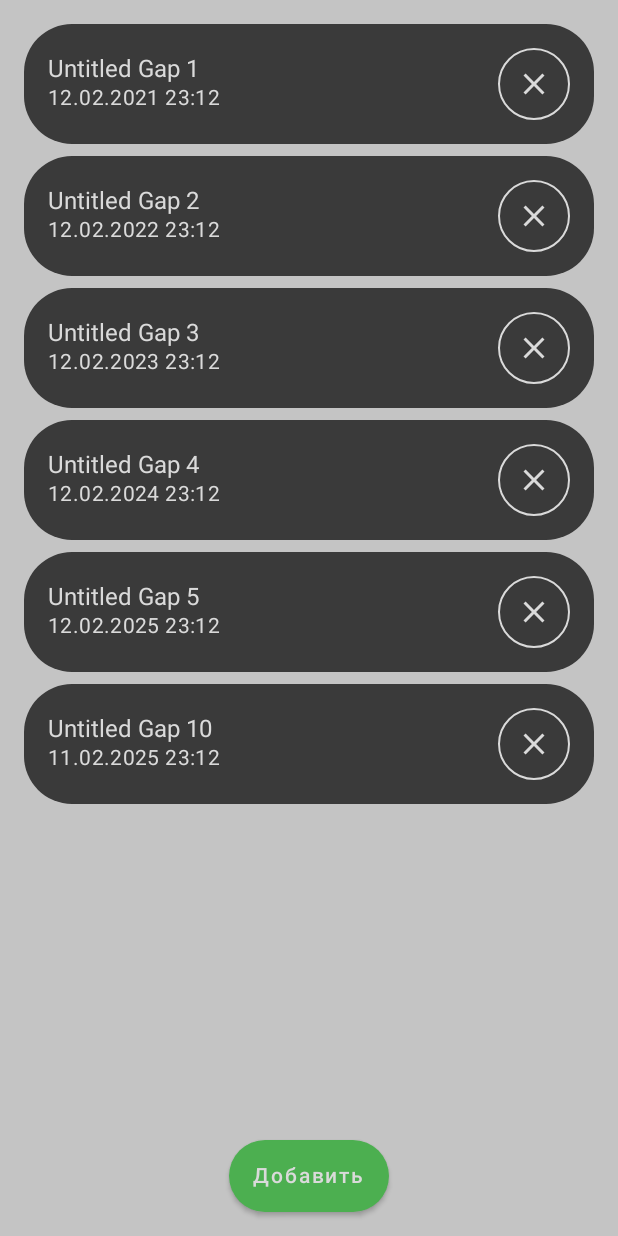
After one commit to raininforest/GapCalculator, an Android app built with Jetpack Compose: the composable GapListScreen shown on its own in the app's theme, on a phone screen of 412 x 824 dp. The commit adds this screen. Run offline under Robolectric (Android 15) with nearby library versions, the phone set to English and light mode, and no system bars.

Commit message:
implemented GapListScreen

```diff
--- a/androidGapCalc/src/main/java/com/github/raininforest/android/MainActivity.kt
+++ b/androidGapCalc/src/main/java/com/github/raininforest/android/MainActivity.kt
@@ -3,38 +3,16 @@ package com.github.raininforest.android
 import android.os.Bundle
 import androidx.activity.ComponentActivity
 import androidx.activity.compose.setContent
-import androidx.compose.foundation.layout.fillMaxSize
-import androidx.compose.material.*
-import androidx.compose.runtime.Composable
-import androidx.compose.ui.Modifier
-import androidx.compose.ui.tooling.preview.Preview
-import com.github.raininforest.Greeting
+import com.github.raininforest.android.gap.list.GapListScreen
+import com.github.raininforest.android.theme.GapCalcTheme
 
 class MainActivity : ComponentActivity() {
     override fun onCreate(savedInstanceState: Bundle?) {
         super.onCreate(savedInstanceState)
         setContent {
-            MyApplicationTheme {
-                Surface(
-                    modifier = Modifier.fillMaxSize(),
-                    color = MaterialTheme.colors.background
-                ) {
-                    GreetingView(Greeting().greet())
-                }
+            GapCalcTheme {
+                GapListScreen()
             }
         }
     }
 }
-
-@Composable
-fun GreetingView(text: String) {
-    Text(text = text)
-}
-
-@Preview
-@Composable
-fun DefaultPreview() {
-    MyApplicationTheme {
-        GreetingView("Hello, Android!")
-    }
-}
--- /dev/null
+++ b/androidGapCalc/src/main/java/com/github/raininforest/android/gap/list/GapListScreen.kt
@@ -0,0 +1,152 @@
+package com.github.raininforest.android.gap.list
+
+import android.annotation.SuppressLint
+import androidx.compose.foundation.BorderStroke
+import androidx.compose.foundation.background
+import androidx.compose.foundation.layout.Arrangement
+import androidx.compose.foundation.layout.Column
+import androidx.compose.foundation.layout.PaddingValues
+import androidx.compose.foundation.layout.Row
+import androidx.compose.foundation.layout.Spacer
+import androidx.compose.foundation.layout.fillMaxSize
+import androidx.compose.foundation.layout.fillMaxWidth
+import androidx.compose.foundation.layout.height
+import androidx.compose.foundation.layout.padding
+import androidx.compose.foundation.layout.size
+import androidx.compose.foundation.layout.wrapContentHeight
+import androidx.compose.foundation.layout.wrapContentWidth
+import androidx.compose.foundation.lazy.LazyColumn
+import androidx.compose.foundation.lazy.items
+import androidx.compose.foundation.shape.CircleShape
+import androidx.compose.foundation.shape.RoundedCornerShape
+import androidx.compose.material.Button
+import androidx.compose.material.ButtonDefaults
+import androidx.compose.material.FabPosition
+import androidx.compose.material.Icon
+import androidx.compose.material.MaterialTheme
+import androidx.compose.material.OutlinedButton
+import androidx.compose.material.Scaffold
+import androidx.compose.material.Surface
+import androidx.compose.material.Text
+import androidx.compose.material.icons.Icons
+import androidx.compose.material.icons.filled.Clear
+import androidx.compose.runtime.Composable
+import androidx.compose.ui.Alignment
+import androidx.compose.ui.Modifier
+import androidx.compose.ui.draw.clip
+import androidx.compose.ui.graphics.Color
+import androidx.compose.ui.tooling.preview.Preview
+import androidx.compose.ui.unit.dp
+import com.github.raininforest.android.theme.GapCalcTheme
+import com.github.raininforest.android.theme.green
+import com.github.raininforest.android.theme.whiteGray
+
+private const val PADDING = 16
+private const val BUTTON_HEIGHT = 48
+private const val ITEM_CORNER_RADIUS = 32
+private const val ITEM_SPACING = 8
+private const val BUTTON_STROKE_WIDTH = 1
+
+@SuppressLint("UnusedMaterialScaffoldPaddingParameter")
+@Composable
+fun GapListScreen() {
+    Scaffold(
+        content = {
+            Surface(modifier = Modifier.fillMaxSize()) {
+                GapList(gapList = getExampleList())
+            }
+        },
+        floatingActionButton = {
+            Button(
+                modifier = Modifier
+                    .height(BUTTON_HEIGHT.dp)
+                    .wrapContentWidth(),
+                onClick = { },
+                shape = RoundedCornerShape(50),
+                colors = ButtonDefaults.buttonColors(backgroundColor = green, contentColor = whiteGray)
+            ) {
+                Text(text = "Добавить")
+            }
+        },
+        floatingActionButtonPosition = FabPosition.Center
+    )
+}
+
+@Composable
+fun GapList(gapList: List<GapListItemUI>) {
+    LazyColumn(
+        contentPadding = PaddingValues(PADDING.dp),
+        verticalArrangement = Arrangement.spacedBy(ITEM_SPACING.dp),
+    ) {
+        items(
+            items = gapList,
+            key = { it.id }
+        ) {
+            GapListItem(item = it)
+        }
+    }
+}
+
+@Composable
+fun GapListItem(item: GapListItemUI) {
+    Row(
+        modifier = Modifier
+            .fillMaxWidth()
+            .wrapContentHeight()
+            .clip(RoundedCornerShape(size = ITEM_CORNER_RADIUS.dp))
+            .background(color = MaterialTheme.colors.primary)
+            .padding(all = PADDING.dp),
+        verticalAlignment = Alignment.CenterVertically
+    ) {
+        Column {
+            Text(
+                text = item.title,
+                color = MaterialTheme.colors.onPrimary,
+                style = MaterialTheme.typography.body1
+            )
+            Text(
+                text = item.date,
+                color = MaterialTheme.colors.onPrimary,
+                style = MaterialTheme.typography.body2
+            )
+        }
+        Spacer(
+            modifier = Modifier
+                .weight(1f)
+                .background(Color.Red)
+        )
+        OutlinedButton(
+            onClick = {},
+            shape = CircleShape,
+            modifier = Modifier.size(BUTTON_HEIGHT.dp),
+            contentPadding = PaddingValues(0.dp),
+            border = BorderStroke(BUTTON_STROKE_WIDTH.dp, MaterialTheme.colors.onPrimary),
+            colors = ButtonDefaults.buttonColors(contentColor = MaterialTheme.colors.onPrimary)
+        ) {
+            Icon(imageVector = Icons.Default.Clear, "")
+        }
+    }
+}
+
+fun getExampleList() = listOf(
+    GapListItemUI(id = 1, title = "Untitled Gap 1", date = "12.02.2021 23:12"),
+    GapListItemUI(id = 2, title = "Untitled Gap 2", date = "12.02.2022 23:12"),
+    GapListItemUI(id = 3, title = "Untitled Gap 3", date = "12.02.2023 23:12"),
+    GapListItemUI(id = 4, title = "Untitled Gap 4", date = "12.02.2024 23:12"),
+    GapListItemUI(id = 5, title = "Untitled Gap 5", date = "12.02.2025 23:12"),
+    GapListItemUI(id = 6, title = "Untitled Gap 10", date = "11.02.2025 23:12")
+)
+
+data class GapListItemUI(
+    val id: Int = 0,
+    val title: String,
+    val date: String
+)
+
+@Preview(showBackground = true)
+@Composable
+fun GreetingPreview() {
+    GapCalcTheme {
+        GapListScreen()
+    }
+}
```
